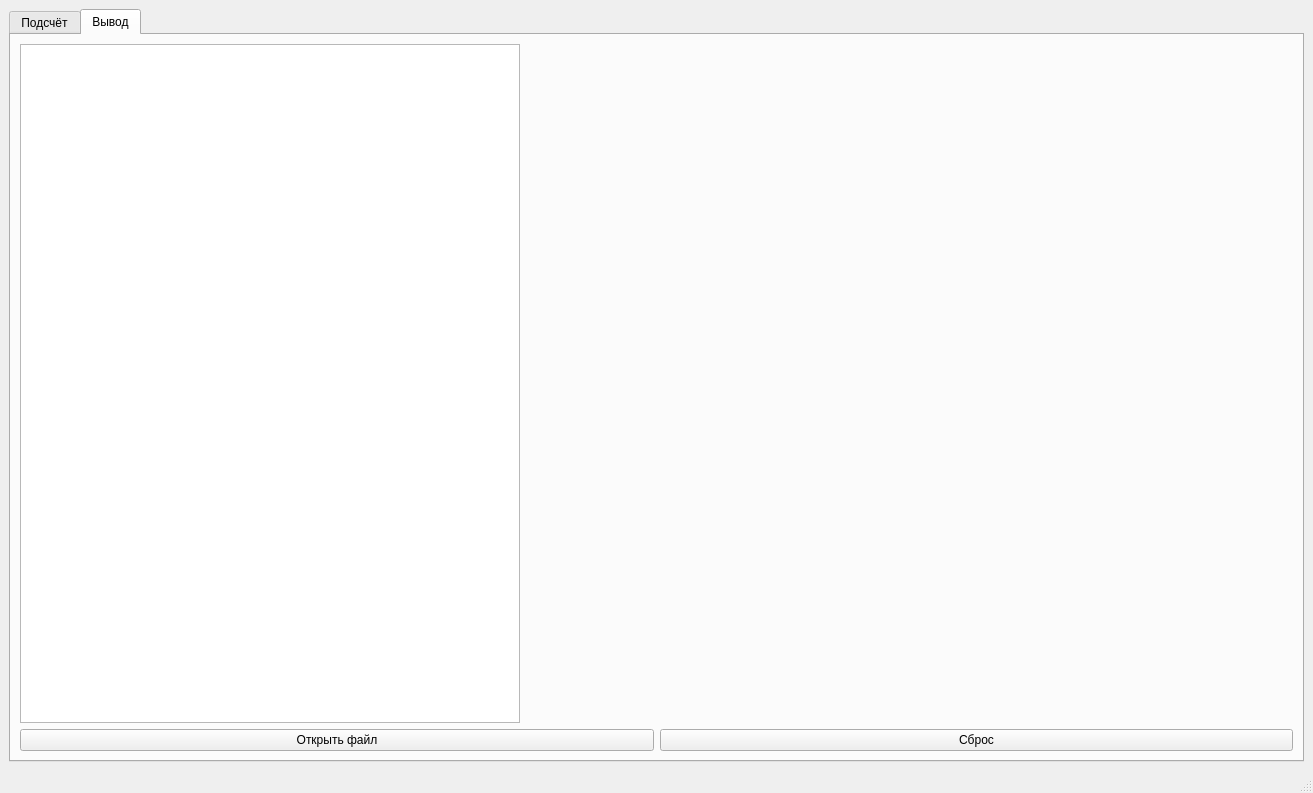
VasilevIvanVladimirovich/Camera-calibration-With-OpenCV, file CameraCalibration/mainwindow.ui: the form before one commit.
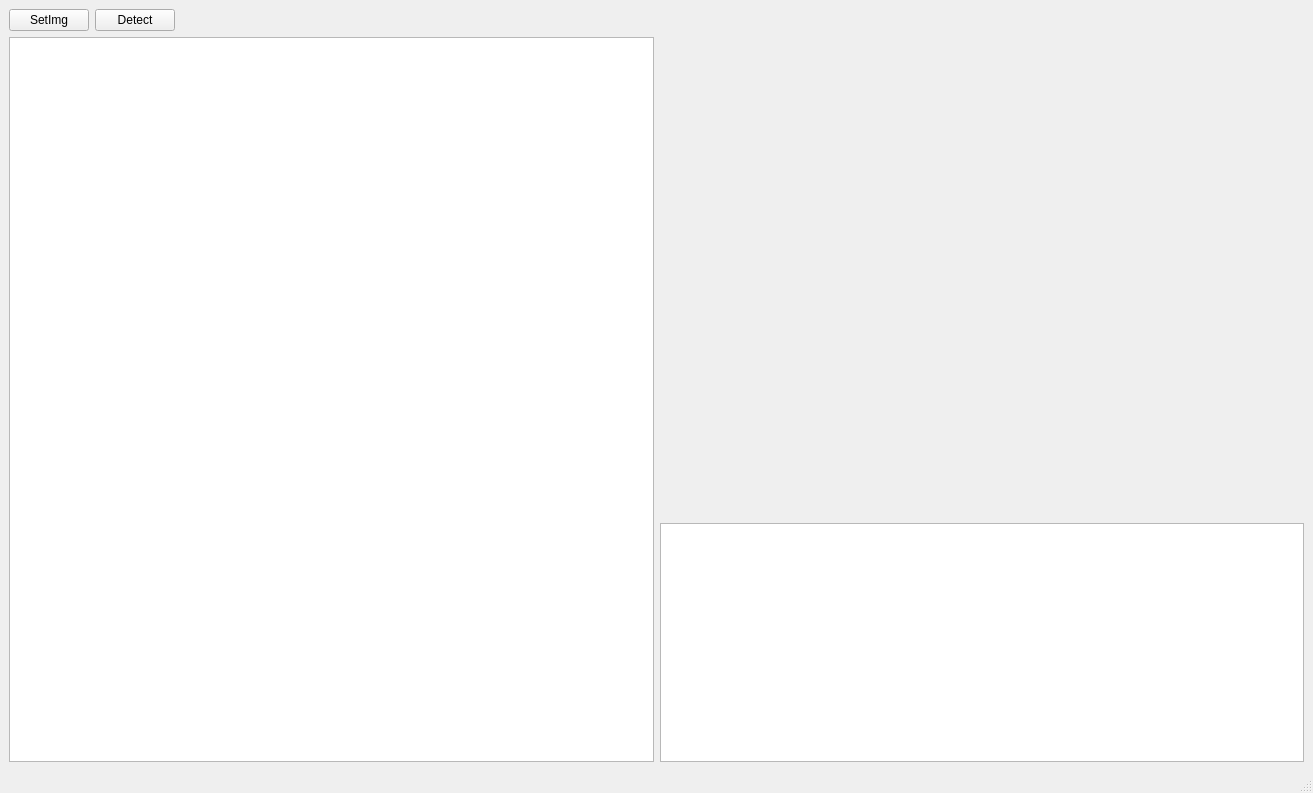
The form after the commit.

Patch:
```diff
--- a/CameraCalibration/mainwindow.ui
+++ b/CameraCalibration/mainwindow.ui
@@ -16,19 +16,45 @@
   <widget class="QWidget" name="centralwidget">
    <layout class="QVBoxLayout" name="verticalLayout">
     <item>
-     <widget class="QTabWidget" name="tabWidget">
-      <property name="currentIndex">
-       <number>1</number>
-      </property>
-      <widget class="QWidget" name="Tab12">
-       <attribute name="title">
-        <string>Подсчёт</string>
-       </attribute>
-       <layout class="QVBoxLayout" name="verticalLayout_3">
+     <layout class="QHBoxLayout" name="horizontalLayout_3">
+      <item>
+       <widget class="QPushButton" name="pushButton_2">
+        <property name="text">
+         <string>SetImg</string>
+        </property>
+       </widget>
+      </item>
         <item>
-         <layout class="QHBoxLayout" name="horizontalLayout_4">
+       <widget class="QPushButton" name="pushButton">
+        <property name="text">
+         <string>Detect</string>
+        </property>
+       </widget>
+      </item>
           <item>
-           <widget class="QLabel" name="widget_camera">
+       <spacer name="horizontalSpacer">
+        <property name="orientation">
+         <enum>Qt::Horizontal</enum>
+        </property>
+        <property name="sizeHint" stdset="0">
+         <size>
+          <width>40</width>
+          <height>20</height>
+         </size>
+        </property>
+       </spacer>
+      </item>
+     </layout>
+    </item>
+    <item>
+     <layout class="QHBoxLayout" name="horizontalLayout_5">
+      <item>
+       <widget class="QListView" name="listView"/>
+      </item>
+      <item>
+       <layout class="QVBoxLayout" name="verticalLayout_5">
+        <item>
+         <widget class="QLabel" name="widget_img">
             <property name="minimumSize">
              <size>
               <width>640</width>
@@ -46,15 +72,6 @@
             </property>
            </widget>
           </item>
-         </layout>
-        </item>
-        <item>
-         <widget class="QPushButton" name="btn_calibration">
-          <property name="text">
-           <string>Find coef</string>
-          </property>
-         </widget>
-        </item>
         <item>
          <widget class="QTextBrowser" name="debugLine">
           <property name="maximumSize">
@@ -74,54 +91,8 @@
          </widget>
         </item>
        </layout>
-      </widget>
-      <widget class="QWidget" name="tab_2">
-       <attribute name="title">
-        <string>Вывод</string>
-       </attribute>
-       <layout class="QVBoxLayout" name="verticalLayout_4">
-        <item>
-         <layout class="QHBoxLayout" name="horizontalLayout_2">
-          <item>
-           <widget class="QTextEdit" name="textEditViewFile">
-            <property name="maximumSize">
-             <size>
-              <width>500</width>
-              <height>16777215</height>
-             </size>
-            </property>
-           </widget>
-          </item>
-          <item>
-           <widget class="QLabel" name="viewfile">
-            <property name="text">
-             <string/>
-            </property>
-           </widget>
-          </item>
-         </layout>
-        </item>
-        <item>
-         <layout class="QHBoxLayout" name="horizontalLayout">
-          <item>
-           <widget class="QPushButton" name="openFile">
-            <property name="text">
-             <string>Открыть файл</string>
-            </property>
-           </widget>
-          </item>
-          <item>
-           <widget class="QPushButton" name="resetView">
-            <property name="text">
-             <string>Сброс</string>
-            </property>
-           </widget>
-          </item>
-         </layout>
-        </item>
-       </layout>
-      </widget>
-     </widget>
+      </item>
+     </layout>
     </item>
    </layout>
   </widget>
```
Lines whose indentation alone changed are shown as unchanged.
